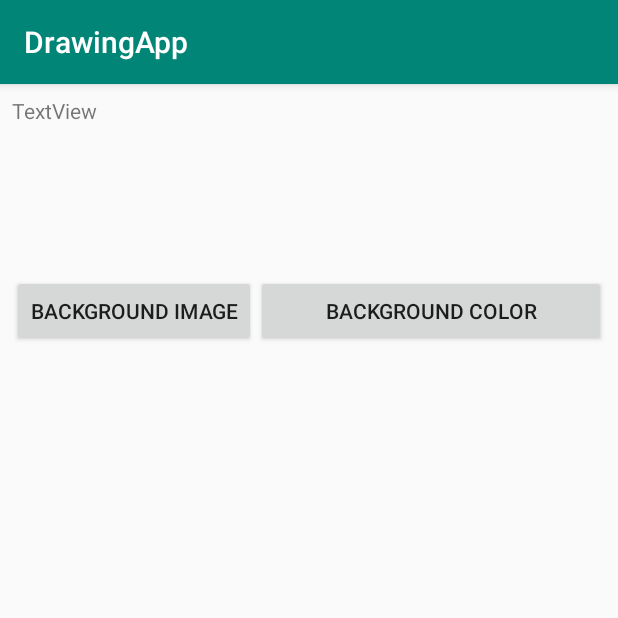
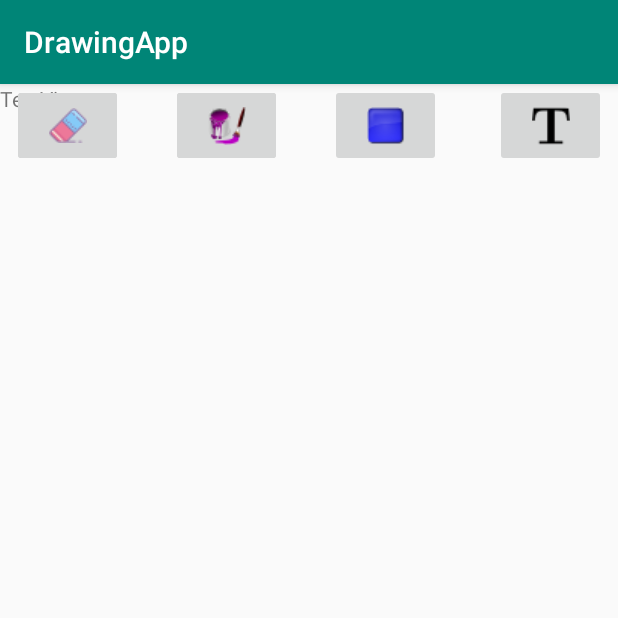
Before and after one commit to mcarnahan2/DrawingApp, an Android app: the screen it shows after launch (MainActivity), on a phone screen of 412 x 824 dp, the top half of it. Run offline under Robolectric (Android 15) with nearby library versions, the phone set to English and light mode, and no system bars; 4 statements that could not run were skipped.

Commit message:
Added buttons

```diff
--- a/app/src/main/res/layout/activity_main.xml
+++ b/app/src/main/res/layout/activity_main.xml
@@ -6,49 +6,84 @@
     android:layout_height="match_parent"
     tools:context=".MainActivity">
 
-    <LinearLayout
+
+    <TextView
+        android:id="@+id/textView"
         android:layout_width="match_parent"
-        android:layout_height="match_parent"
-        android:layout_marginStart="8dp"
-        android:layout_marginTop="8dp"
-        android:layout_marginEnd="8dp"
-        android:layout_marginBottom="8dp"
-        android:orientation="vertical"
-        app:layout_constraintBottom_toBottomOf="parent"
+        android:layout_height="wrap_content"
+        android:text="TextView"
         app:layout_constraintEnd_toEndOf="parent"
         app:layout_constraintStart_toStartOf="parent"
-        app:layout_constraintTop_toTopOf="parent">
+        app:layout_constraintTop_toTopOf="parent" />
 
-        <TextView
-            android:id="@+id/textView"
-            android:layout_width="match_parent"
-            android:layout_height="wrap_content"
-            android:text="TextView" />
+    <edu.apsu.drawingapp.DrawingView
+        android:id="@+id/drawingView"
+        android:layout_width="411dp"
+        android:layout_height="528dp"
+        android:layout_marginTop="8dp"
+        android:layout_marginBottom="8dp"
+        app:layout_constraintBottom_toTopOf="@+id/imageButton2"
+        app:layout_constraintEnd_toEndOf="parent"
+        app:layout_constraintStart_toStartOf="parent"
+        app:layout_constraintTop_toBottomOf="@+id/textView"
+        tools:srcCompat="@tools:sample/backgrounds/scenic[3]" />
 
-        <edu.apsu.drawingapp.DrawingView
-            android:id="@+id/drawingView"
-            android:layout_width="match_parent"
-            android:layout_height="100dp"
-            tools:srcCompat="@tools:sample/backgrounds/scenic[3]" />
+    <ImageButton
+        android:id="@+id/imageButton"
+        android:layout_width="74dp"
+        android:layout_height="55dp"
+        android:layout_marginStart="8dp"
+        app:layout_constraintStart_toStartOf="parent"
+        app:srcCompat="@drawable/circle"
+        tools:layout_editor_absoluteY="599dp" />
 
-        <LinearLayout
-            android:layout_width="match_parent"
-            android:layout_height="match_parent"
-            android:orientation="horizontal">
+    <ImageButton
+        android:id="@+id/imageButton2"
+        android:layout_width="74dp"
+        android:layout_height="55dp"
+        android:layout_marginStart="32dp"
+        app:layout_constraintStart_toEndOf="@+id/imageButton"
+        app:srcCompat="@drawable/paintbrush"
+        tools:layout_editor_absoluteY="599dp" />
 
-            <Button
-                android:id="@+id/picture_button"
-                android:layout_width="wrap_content"
-                android:layout_height="wrap_content"
-                android:text="Background Image" />
+    <ImageButton
+        android:id="@+id/imageButton3"
+        android:layout_width="74dp"
+        android:layout_height="55dp"
+        android:layout_marginStart="32dp"
+        app:layout_constraintStart_toEndOf="@+id/imageButton2"
+        app:srcCompat="@drawable/color"
+        tools:layout_editor_absoluteY="599dp" />
 
-            <Button
-                android:id="@+id/paint_button"
-                android:layout_width="wrap_content"
-                android:layout_height="wrap_content"
-                android:layout_weight="1"
-                android:text="Background Color" />
-        </LinearLayout>
+    <ImageButton
+        android:id="@+id/imageButton4"
+        android:layout_width="74dp"
+        android:layout_height="55dp"
+        android:layout_marginStart="40dp"
+        android:layout_marginEnd="8dp"
+        app:layout_constraintEnd_toEndOf="parent"
+        app:layout_constraintHorizontal_bias="1.0"
+        app:layout_constraintStart_toEndOf="@+id/imageButton3"
+        app:srcCompat="@drawable/text"
+        tools:layout_editor_absoluteY="599dp" />
 
-    </LinearLayout>
+    <ImageButton
+        android:id="@+id/imageButton5"
+        android:layout_width="74dp"
+        android:layout_height="55dp"
+        android:layout_marginStart="8dp"
+        app:layout_constraintStart_toStartOf="parent"
+        app:srcCompat="@drawable/eraser"
+        tools:layout_editor_absoluteY="681dp" />
+
+    <ImageButton
+        android:id="@+id/imageButton6"
+        android:layout_width="74dp"
+        android:layout_height="55dp"
+        android:layout_marginStart="32dp"
+        app:layout_constraintStart_toEndOf="@+id/imageButton5"
+        app:srcCompat="@drawable/fillbucket"
+        tools:layout_editor_absoluteY="681dp" />
+
+
 </android.support.constraint.ConstraintLayout>
```
Also changed, not shown: app/src/main/res/drawable/circle.png (added), app/src/main/res/drawable/color.png (added), app/src/main/res/drawable/eraser.png (added), app/src/main/res/drawable/fillbucket.png (added), app/src/main/res/drawable/paintbrush.png (added), app/src/main/res/drawable/text.png (added).
